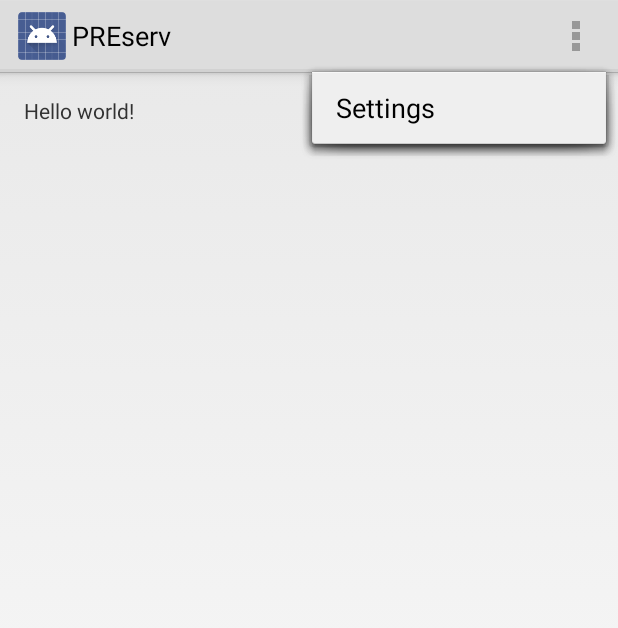
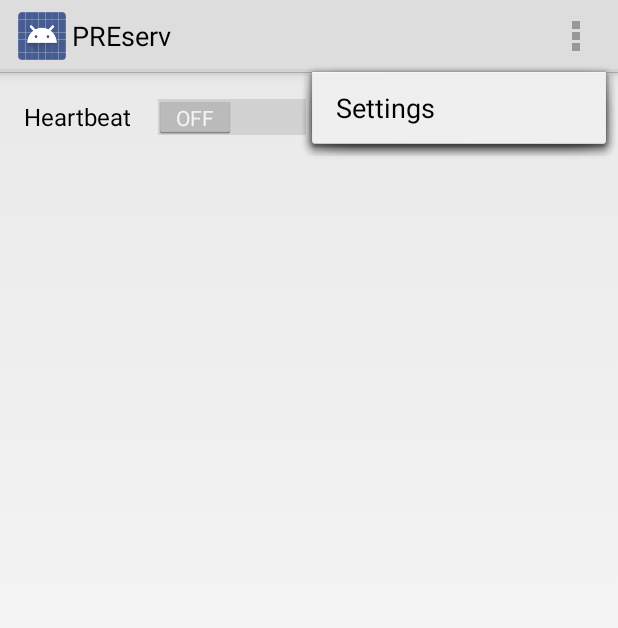
Before and after one commit to samrad/android-preserv, an Android app: the screen it shows after launch (MainActivity), with the options menu open, on a phone screen of 412 x 824 dp. Shown: the top 628 px of the screen. Run offline under Robolectric (Android 15) with nearby library versions, the phone set to English and light mode, and no system bars; 3 statements that could not run were skipped.

Commit message:
The heartbeat service added

```diff
--- a/preserv/src/main/java/de/rwth/comsys/samrad/preserv/MainActivity.java
+++ b/preserv/src/main/java/de/rwth/comsys/samrad/preserv/MainActivity.java
@@ -2,22 +2,25 @@ package de.rwth.comsys.samrad.preserv;
 
 import android.app.Activity;
 import android.content.Context;
+import android.content.Intent;
 import android.net.ConnectivityManager;
 import android.net.NetworkInfo;
+import android.net.Uri;
 import android.os.Bundle;
 import android.util.Log;
 import android.view.Menu;
 import android.view.MenuItem;
-import de.rwth.comsys.samrad.preserv.connectivity.JSONDownloader;
+import android.view.View;
+import android.widget.Button;
+import android.widget.CompoundButton;
+import android.widget.Switch;
+import de.rwth.comsys.samrad.preserv.service.HeartbeatService;
+import de.rwth.comsys.samrad.preserv.service.JSONDownloader;
 import de.rwth.comsys.samrad.preserv.model.Poly;
 import de.rwth.comsys.samrad.preserv.utilz.Referable;
 import de.rwth.comsys.samrad.preserv.utilz.Utilz;
 import org.json.JSONException;
 import org.json.JSONObject;
-import org.msgpack.MessagePack;
-import org.msgpack.annotation.Message;
-import org.msgpack.template.Templates;
-import org.msgpack.type.Value;
 
 import java.io.File;
 import java.util.ArrayList;
@@ -29,10 +32,26 @@ public class MainActivity extends Activity implements Referable {
     private static final String TAG = "MainActivity";
     private List<Poly> mPolyList = new ArrayList<Poly>();
 
+    private Intent mServiceIntent;
+
     @Override
     protected void onCreate(Bundle savedInstanceState) {
         super.onCreate(savedInstanceState);
         setContentView(R.layout.activity_main_layout);
+
+        final Switch hrt = (Switch) findViewById(R.id.switch1);
+        hrt.setOnCheckedChangeListener(new CompoundButton.OnCheckedChangeListener() {
+            @Override
+            public void onCheckedChanged(CompoundButton buttonView, boolean isChecked) {
+
+                if(isChecked) {
+                    HeartbeatService.setServiceAlarm(MainActivity.this, true);
+                } else {
+                    HeartbeatService.setServiceAlarm(MainActivity.this, false);
+                }
+            }
+        });
+
 
         // Read the JSON file is it already exists
         if(jsonExist()) {
@@ -98,7 +117,7 @@ public class MainActivity extends Activity implements Referable {
     private boolean jsonExist() {
 
         File file = new File(getFilesDir(), "polygons.json");
-        Log.i(TAG, "File exit? " + String.valueOf(file.exists()));
+        Log.i(TAG, "File exist? " + (file.exists() ? "yes" : "no"));
         return file.exists();
     }
 
--- a/preserv/src/main/java/de/rwth/comsys/samrad/preserv/connectivity/JSONDownloader.java
+++ b/preserv/src/main/java/de/rwth/comsys/samrad/preserv/service/JSONDownloader.java
@@ -1,4 +1,4 @@
-package de.rwth.comsys.samrad.preserv.connectivity;
+package de.rwth.comsys.samrad.preserv.service;
 
 import android.content.Context;
 import android.os.AsyncTask;
--- a/preserv/src/main/res/layout/activity_main_layout.xml
+++ b/preserv/src/main/res/layout/activity_main_layout.xml
@@ -8,9 +8,11 @@
                 android:paddingBottom="@dimen/activity_vertical_margin"
                 tools:context="de.rwth.comsys.samrad.preserv.MainActivity">
 
-    <TextView
-        android:text="@string/hello_world"
+    <Switch
         android:layout_width="wrap_content"
-        android:layout_height="wrap_content" />
+        android:layout_height="wrap_content"
+        android:text="Heartbeat"
+        android:id="@+id/switch1"
+        android:layout_alignParentLeft="true"/>
 
 </RelativeLayout>
```
Also changed, not shown: preserv/src/main/AndroidManifest.xml (+11 -0 lines), preserv/src/main/java/de/rwth/comsys/samrad/preserv/service/AlarmReceiver.java (added, +26 -0 lines), preserv/src/main/java/de/rwth/comsys/samrad/preserv/service/HeartbeatService.java (added, +75 -0 lines), preserv/src/main/java/de/rwth/comsys/samrad/preserv/service/StartupReceiver.java (added, +29 -0 lines), preserv/src/main/ic_launcher-web.png, preserv/src/main/res/drawable-hdpi/ic_launcher.png, preserv/src/main/res/drawable-mdpi/ic_launcher.png, preserv/src/main/res/drawable-xhdpi/ic_launcher.png, preserv/src/main/res/drawable-xxhdpi/ic_launcher.png, 2 other files. Lines whose indentation alone changed are shown as unchanged.
